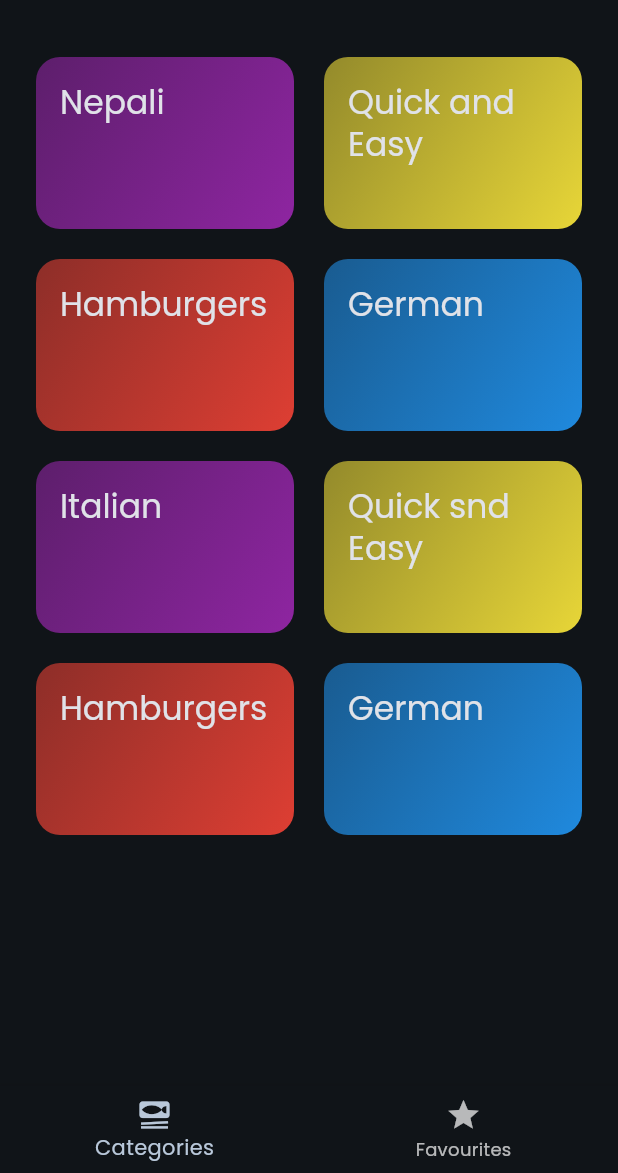
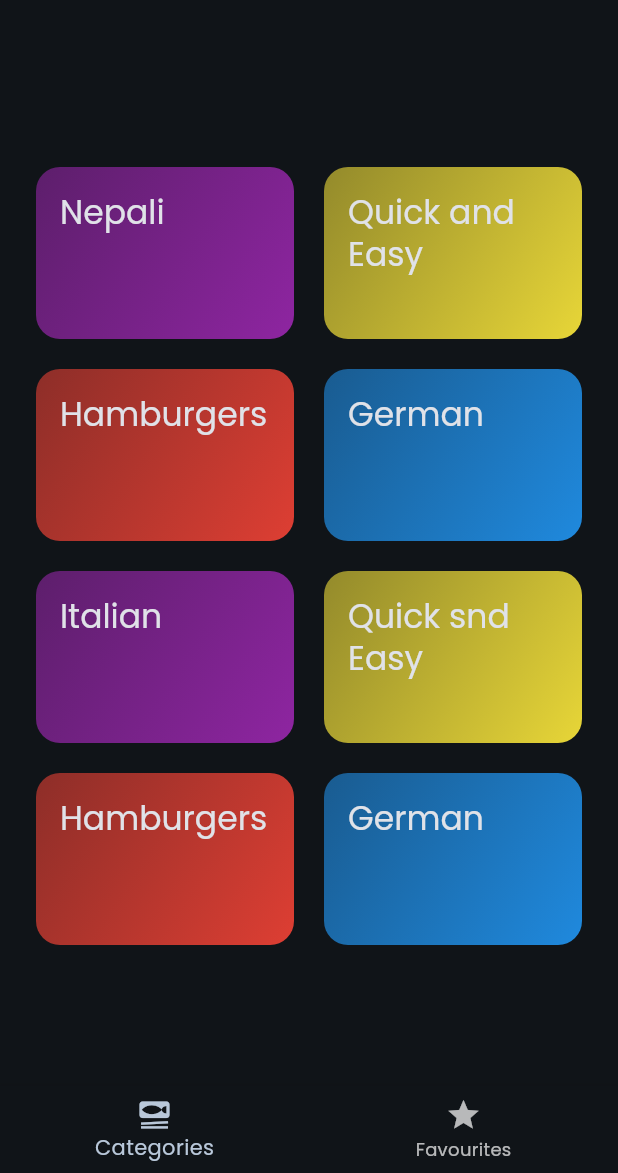
Before and after one commit to Dolma455/meals_app, a Flutter app: the first screen one second after launch, on a phone screen of 412 x 824 dp, the part 63-1236 px from its top. Run offline on Flutter 3.47's test engine with Material 3 defaults, Android fonts, the phone set to English and light mode, and no system bars; our stand-ins replace flutter_riverpod, google_fonts, transparent_image.

Commit message:
feat: Playing animation with AnimatedBuilder

```diff
--- a/lib/screen/categories.dart
+++ b/lib/screen/categories.dart
@@ -6,7 +6,6 @@ import 'package:expense_tracker/widgets/category_grid_item.dart';
 import 'package:flutter/material.dart';
 
 class CategoriesScreen extends StatefulWidget {
-
   const CategoriesScreen({
     super.key,
     required this.availableMeals,
@@ -18,18 +17,19 @@ class CategoriesScreen extends StatefulWidget {
   State<CategoriesScreen> createState() => _CategoriesScreenState();
 }
 
-class _CategoriesScreenState extends State<CategoriesScreen> with SingleTickerProviderStateMixin{
+class _CategoriesScreenState extends State<CategoriesScreen>
+    with SingleTickerProviderStateMixin {
   late AnimationController _animationController;
   @override
   void initState() {
-
     super.initState();
-    _animationController=AnimationController(
+    _animationController = AnimationController(
       vsync: this,
-      duration: Duration(milliseconds: 300),
+      duration: const Duration(seconds: 3),
       lowerBound: 0,
       upperBound: 1,
     );
+    _animationController.forward();
   }
 
   @override
@@ -37,6 +37,7 @@ class _CategoriesScreenState extends State<CategoriesScreen> with SingleTickerPr
     _animationController.dispose(); //don't cause memory overflow
     super.dispose();
   }
+
   void _selectCategory(BuildContext context, Category category) {
     final filteredMeals = widget.availableMeals
         .where((meal) => meal.categories.contains(category.id))
@@ -52,7 +53,9 @@ class _CategoriesScreenState extends State<CategoriesScreen> with SingleTickerPr
 
   @override
   Widget build(BuildContext context) {
-    return GridView(
+    return AnimatedBuilder(
+        animation: _animationController,
+        child: GridView(
           padding: const EdgeInsets.all(24),
           gridDelegate: const SliverGridDelegateWithFixedCrossAxisCount(
             crossAxisCount: 2,
@@ -69,6 +72,11 @@ class _CategoriesScreenState extends State<CategoriesScreen> with SingleTickerPr
                 },
               ),
           ],
-    );
+        ),
+        builder: (context, child) => Padding(
+            padding: EdgeInsets.only(
+              top: 100 - _animationController.value * 100,
+            ),
+            child: child));
   }
 }
```
Lines whose indentation alone changed are shown as unchanged.
